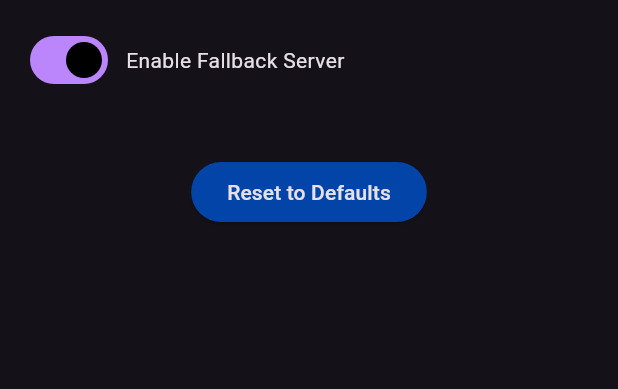
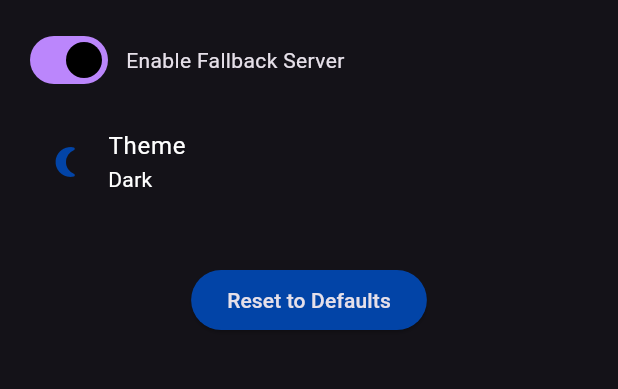
Before and after one commit to sweet-org/sweet, a Flutter app: the HomePage screen opened directly, in the side drawer, after a tap on "Settings", on a phone screen of 412 x 824 dp, the part 420-809 px from its top. Run offline on Flutter 3.47's test engine with Material 3 defaults, Android fonts, the phone set to English and light mode, and no system bars; our stand-ins replace adaptive_theme, auto_size_text, bloc, csv, equatable, file_picker and 21 more; missing offline and left inert: expressions, filesize, scan; accounts and stored records are empty; network calls fail.

Commit message:
Moved adaptive theme button to settings

```diff
--- a/lib/pages/home_page/widgets/app_drawer.dart
+++ b/lib/pages/home_page/widgets/app_drawer.dart
@@ -34,14 +34,6 @@ class AppDrawer extends StatefulWidget {
 class _AppDrawerState extends State<AppDrawer> with FileSelector {
   @override
   Widget build(BuildContext context) {
-    final theme = AdaptiveTheme.of(context);
-
-    final currentMode = theme.mode == AdaptiveThemeMode.system
-        ? 'System'
-        : theme.mode == AdaptiveThemeMode.dark
-            ? 'Dark'
-            : 'Light';
-
     final charRepo = RepositoryProvider.of<CharacterRepository>(context);
 
     return SafeArea(
@@ -116,18 +108,6 @@ class _AppDrawerState extends State<AppDrawer> with FileSelector {
                         title: 'Settings',
                         icon: Icons.settings,
                         event: ShowSettingsPage(),
-                      ),
-                      ListTile(
-                        leading: Icon(
-                          Icons.nightlight_round,
-                          size: 24,
-                          color: Theme.of(context).primaryColor,
-                        ),
-                        title: Text(StaticLocalisationStrings.theme),
-                        subtitle: Text(currentMode),
-                        onTap: () {
-                          theme.toggleThemeMode();
-                        },
                       ),
                       ListTile(
                         leading: Icon(
--- a/lib/pages/settings/widgets/settings_list.dart
+++ b/lib/pages/settings/widgets/settings_list.dart
@@ -1,6 +1,8 @@
+import 'package:adaptive_theme/adaptive_theme.dart';
 import 'package:flutter/material.dart';
 import 'package:flutter_bloc/flutter_bloc.dart';
 import 'package:sweet/service/settings_service.dart';
+import 'package:sweet/util/localisation_constants.dart';
 
 import '../bloc/settings_bloc/settings_bloc.dart';
 import 'text_setting_widget.dart';
@@ -28,6 +30,14 @@ class _SettingsListState extends State<SettingsList> {
 
     return BlocBuilder<SettingsBloc, SettingsState>(
       builder: (context, state) {
+        final darkTheme = AdaptiveTheme.of(context);
+
+        final currentMode = darkTheme.mode == AdaptiveThemeMode.system
+            ? 'System'
+            : darkTheme.mode == AdaptiveThemeMode.dark
+            ? 'Dark'
+            : 'Light';
+
         return ListView(
           padding: const EdgeInsets.all(16),
           children: [
@@ -84,6 +94,18 @@ class _SettingsListState extends State<SettingsList> {
                     .add(ToggleFallbackServerEvent(value));
               },
             ),
+            ListTile(
+              leading: Icon(
+                Icons.nightlight_round,
+                size: 24,
+                color: Theme.of(context).primaryColor,
+              ),
+              title: Text(StaticLocalisationStrings.theme),
+              subtitle: Text(currentMode),
+              onTap: () {
+                darkTheme.toggleThemeMode();
+              },
+            ),
             const SizedBox(height: 32),
             Row(
               mainAxisAlignment: MainAxisAlignment.spaceAround,
```
